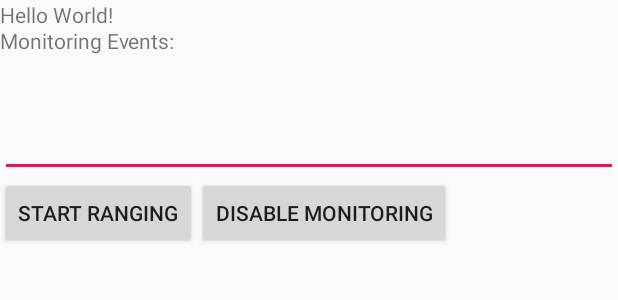
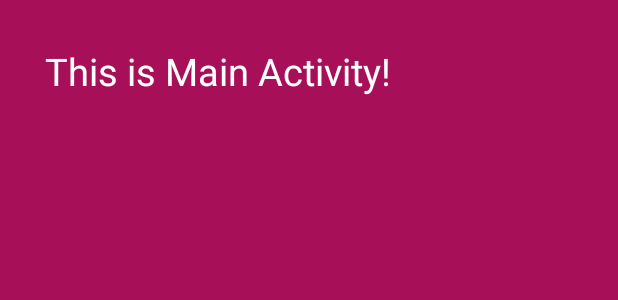
Before and after one commit to latifaabdullayeva/AutonomousSystemThesis, an Android app: the layout activity_main.xml on its own in the app's theme, with its tools: preview values and no code run, on a phone screen of 412 x 824 dp. Shown: the top 300 px of the screen. Run offline under Robolectric (Android 15) with nearby library versions, the phone set to English and light mode, and no system bars.

Commit message:
Adding a UI for Experiment

```diff
--- a/app/src/main/AndroidManifest.xml
+++ b/app/src/main/AndroidManifest.xml
@@ -6,6 +6,7 @@
     <uses-permission android:name="android.permission.INTERNET" />
     <uses-permission android:name="android.permission.BLUETOOTH" />
     <uses-permission android:name="android.permission.BLUETOOTH_ADMIN" />
+    <uses-permission android:name="android.permission.VIBRATE" />
 
     <application
         android:name=".AutonomousSystemApp"
@@ -15,6 +16,7 @@
         android:roundIcon="@mipmap/ic_launcher_round"
         android:supportsRtl="true"
         android:theme="@style/AppTheme">
+        <activity android:name=".ChooseExperiment" />
         <!--
          the singleInstance is important to keep two copies of our activity
         from getting launched on automatic startup
--- a/app/src/main/java/com/example/autonomoussystemthesis/AutonomousSystemApp.java
+++ b/app/src/main/java/com/example/autonomoussystemthesis/AutonomousSystemApp.java
@@ -143,9 +143,6 @@ public class AutonomousSystemApp extends Application implements BootstrapNotifie
 
     private void logToDisplay(String line) {
         cumulativeLog += (line + "\n");
-        if (this.monitoringActivity != null) {
-            this.monitoringActivity.updateLog(cumulativeLog);
-        }
     }
 
     public String getLog() {
--- a/app/src/main/java/com/example/autonomoussystemthesis/network/api/distance/DistanceRepository.java
+++ b/app/src/main/java/com/example/autonomoussystemthesis/network/api/distance/DistanceRepository.java
@@ -18,7 +18,7 @@ public class DistanceRepository {
     public DistanceRepository() {
         // Write in terminal ./ngrok http 8080 in order to ger bseURL
         retrofit = new Retrofit.Builder()
-                .baseUrl("http://ff7e260e.ngrok.io/")
+                .baseUrl("http://17c01c12.ngrok.io/")
                 .addConverterFactory(GsonConverterFactory.create())
                 .build();
 
--- a/app/src/main/res/layout/activity_main.xml
+++ b/app/src/main/res/layout/activity_main.xml
@@ -1,58 +1,57 @@
 <?xml version="1.0" encoding="utf-8"?>
-<RelativeLayout xmlns:android="http://schemas.android.com/apk/res/android"
-    xmlns:app="http://schemas.android.com/apk/res-auto"
+<LinearLayout xmlns:android="http://schemas.android.com/apk/res/android"
     xmlns:tools="http://schemas.android.com/tools"
     android:layout_width="match_parent"
     android:layout_height="match_parent"
+    android:background="#a71058"
+    android:orientation="vertical"
+    android:padding="30dp"
     tools:context=".MainActivity">
 
     <TextView
-        android:layout_width="wrap_content"
+        android:id="@+id/IntroText"
+        android:layout_width="fill_parent"
         android:layout_height="wrap_content"
-        android:text="Hello World!"
-        app:layout_constraintBottom_toBottomOf="parent"
-        app:layout_constraintLeft_toLeftOf="parent"
-        app:layout_constraintRight_toRightOf="parent"
-        app:layout_constraintTop_toTopOf="parent" />
+        android:layout_marginBottom="5dp"
+        android:layout_weight="1"
+        android:text="This is Main Activity!"
+        android:textColor="#ffffff"
+        android:textSize="25sp" />
 
-    <TextView
-        android:id="@+id/textView1"
-        android:layout_width="wrap_content"
-        android:layout_height="wrap_content"
-        android:layout_alignParentLeft="true"
-        android:layout_alignParentTop="true"
-        android:layout_marginTop="17dp"
-        android:text="Monitoring Events:" />
+    <!--<Button-->
+    <!--android:id="@+id/vibtationButton"-->
+    <!--android:layout_width="fill_parent"-->
+    <!--android:layout_height="wrap_content"-->
+    <!--android:layout_marginBottom="20dp"-->
+    <!--android:layout_weight="1"-->
+    <!--android:background="#FFA71058"-->
+    <!--android:text="VIBRATE!!"-->
+    <!--android:textColor="#ffffff"-->
+    <!--android:textSize="20sp" />-->
 
-    <EditText
-        android:id="@+id/monitoringText"
-        android:layout_width="match_parent"
-        android:layout_height="wrap_content"
-        android:layout_alignParentLeft="true"
-        android:layout_below="@+id/textView1"
-        android:layout_marginTop="36dp"
-        android:ems="10"
-        android:gravity="left|top"
-        android:inputType="textMultiLine" >
-        <requestFocus />
-    </EditText>
+    <!--<LinearLayout-->
+    <!--android:layout_width="fill_parent"-->
+    <!--android:layout_height="wrap_content">-->
 
-    <Button
-        android:id="@+id/Button01"
-        android:layout_width="wrap_content"
-        android:layout_height="wrap_content"
-        android:layout_alignParentLeft="true"
-        android:onClick="onRangingClicked"
-        android:layout_below="@+id/monitoringText"
-        android:text="Start Ranging" />
+    <!--<Button-->
+    <!--android:id="@+id/playMusicButton"-->
+    <!--android:layout_width="fill_parent"-->
+    <!--android:layout_height="wrap_content"-->
+    <!--android:layout_weight="1"-->
+    <!--android:background="#FFA71058"-->
+    <!--android:text="Play Music!!"-->
+    <!--android:textColor="#ffffff"-->
+    <!--android:textSize="20sp" />-->
 
-    <Button
-        android:id="@+id/enableButton"
-        android:layout_width="wrap_content"
-        android:layout_height="wrap_content"
-        android:onClick="onEnableClicked"
-        android:layout_below="@+id/monitoringText"
-        android:layout_toRightOf="@id/Button01"
-        android:text="Disable monitoring" />
+    <!--<Button-->
+    <!--android:id="@+id/stopMusicnButton"-->
+    <!--android:layout_width="fill_parent"-->
+    <!--android:layout_height="wrap_content"-->
+    <!--android:layout_weight="1"-->
+    <!--android:background="#FFA71058"-->
+    <!--android:text="Stop Music!!"-->
+    <!--android:textColor="#ffffff"-->
+    <!--android:textSize="20sp" />-->
+    <!--</LinearLayout>-->
 
-</RelativeLayout>
+</LinearLayout>
```
Also changed, not shown: app/src/main/java/com/example/autonomoussystemthesis/ChooseExperiment.java (added, +41 -0 lines), app/src/main/java/com/example/autonomoussystemthesis/MainActivity.java (+2 -31 lines), app/src/main/java/com/example/autonomoussystemthesis/RangingActivity.java (+30 -13 lines), app/src/main/java/com/example/autonomoussystemthesis/network/api/devices/Device.java (added, +19 -0 lines), app/src/main/java/com/example/autonomoussystemthesis/network/api/devices/DeviceRepository.java (added, +53 -0 lines), app/src/main/java/com/example/autonomoussystemthesis/network/api/devices/DeviceService.java (added, +14 -0 lines), app/src/main/res/layout/activity_choose_experiment.xml (added, +57 -0 lines), app/src/main/res/layout/activity_ranging.xml (deleted, +0 -21 lines), 1 other file.
